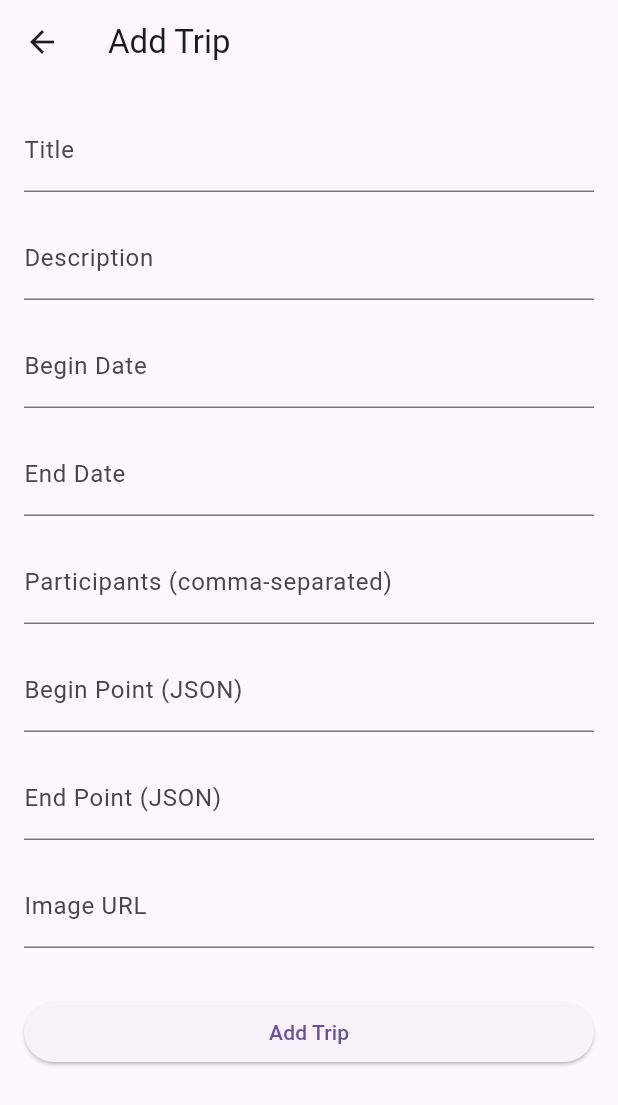
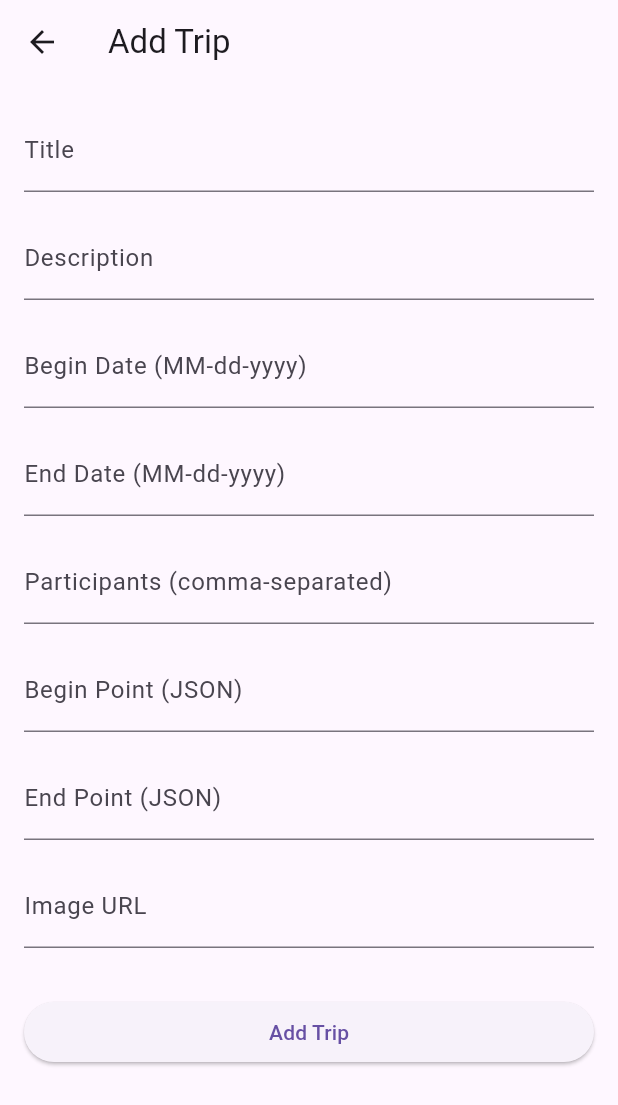
Before and after one commit to rocknrome/Car-Club-RnR-Flutter, a Flutter app: the TripAddPage screen opened directly, after a tap on "Add Trip", on a phone screen of 412 x 824 dp. Shown: the top 1105 px of the screen. Run offline on Flutter 3.47's test engine with Material 3 defaults, Android fonts, the phone set to English and light mode, and no system bars; our stand-ins replace animated_splash_screen, firebase_auth; accounts and stored records are empty; network calls fail.

Commit message:
Add Trip working.

```diff
--- a/lib/screens/trip_add_page.dart
+++ b/lib/screens/trip_add_page.dart
@@ -1,7 +1,8 @@
-import 'dart:convert'; // Import convert for jsonDecode
 import 'package:flutter/material.dart';
+import 'package:intl/intl.dart';
 import '../models/trip.dart';
 import '../services/trip_service.dart';
+import 'trips_page.dart';
 
 class TripAddPage extends StatefulWidget {
   @override
@@ -18,11 +19,14 @@ class _TripAddPageState extends State<TripAddPage> {
   final TextEditingController _endPointController = TextEditingController();
   final TextEditingController _imageUrlController = TextEditingController();
 
-  Future<void> _addTrip() async {
+  final DateFormat dateFormat = DateFormat('MM-dd-yyyy');
+
+  Future<void> _addTrip(BuildContext context) async {
     final String title = _titleController.text.trim();
     final String description = _descriptionController.text.trim();
-    final DateTime beginDate = DateTime.parse(_beginDateController.text.trim());
-    final DateTime endDate = DateTime.parse(_endDateController.text.trim());
+    final DateTime beginDate =
+        dateFormat.parse(_beginDateController.text.trim());
+    final DateTime endDate = dateFormat.parse(_endDateController.text.trim());
     final List<String> participants =
         _participantsController.text.split(',').map((e) => e.trim()).toList();
     final String imageUrl = _imageUrlController.text.trim();
@@ -39,11 +43,19 @@ class _TripAddPageState extends State<TripAddPage> {
       updatedAt: DateTime.now(),
     );
 
-    // Call the TripService to add the new trip
     await TripService().addTrip(newTrip);
 
-    // Navigate back to the previous screen
-    Navigator.pop(context);
+    ScaffoldMessenger.of(context).showSnackBar(
+      SnackBar(
+        content: Text('Trip added successfully'),
+      ),
+    );
+
+    // Navigate back to the trip list
+    Navigator.pushReplacement(
+      context,
+      MaterialPageRoute(builder: (context) => TripsPage()),
+    );
   }
 
   @override
@@ -69,12 +81,12 @@ class _TripAddPageState extends State<TripAddPage> {
             SizedBox(height: 16.0),
             TextField(
               controller: _beginDateController,
-              decoration: InputDecoration(labelText: 'Begin Date'),
+              decoration: InputDecoration(labelText: 'Begin Date (MM-dd-yyyy)'),
             ),
             SizedBox(height: 16.0),
             TextField(
               controller: _endDateController,
-              decoration: InputDecoration(labelText: 'End Date'),
+              decoration: InputDecoration(labelText: 'End Date (MM-dd-yyyy)'),
             ),
             SizedBox(height: 16.0),
             TextField(
@@ -99,7 +111,7 @@ class _TripAddPageState extends State<TripAddPage> {
             ),
             SizedBox(height: 32.0),
             ElevatedButton(
-              onPressed: _addTrip,
+              onPressed: () => _addTrip(context),
               child: Text('Add Trip'),
             ),
           ],
--- a/lib/screens/trip_details_page.dart
+++ b/lib/screens/trip_details_page.dart
@@ -33,7 +33,7 @@ class TripDetailPage extends StatelessWidget {
             SizedBox(height: 8),
             Text('${trip.description}', style: TextStyle(fontSize: 18)),
             SizedBox(height: 8),
-            Text('Started:  ${formatter.format(trip.beginDate)}'),
+            Text('Started:   ${formatter.format(trip.beginDate)}'),
             Text('Finished: ${formatter.format(trip.endDate)}'),
             SizedBox(height: 8),
             Text('Participants:',
```
Also changed, not shown: lib/screens/trip_edit_page.dart (+4 -5 lines), lib/screens/trips_page.dart (+13 -39 lines).
